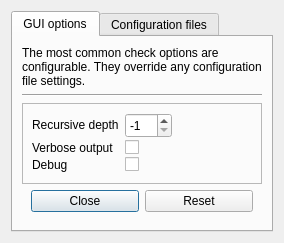
First picture: the form in linkcheck/gui/ui/options.ui, repository wummel/linkchecker, before the edit.
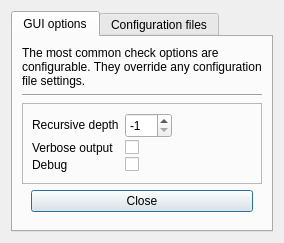
Second picture: the form after the edit.

Commit message: Remove reset button from options dialog.

```diff
--- a/linkcheck/gui/ui/options.ui
+++ b/linkcheck/gui/ui/options.ui
@@ -187,16 +187,6 @@
             </property>
            </widget>
           </item>
-          <item>
-           <widget class="QPushButton" name="resetButton">
-            <property name="toolTip">
-             <string>Reset all options to default values.</string>
-            </property>
-            <property name="text">
-             <string>Reset</string>
-            </property>
-           </widget>
-          </item>
          </layout>
         </widget>
        </item>
```
The commit also changes 3 other files.
